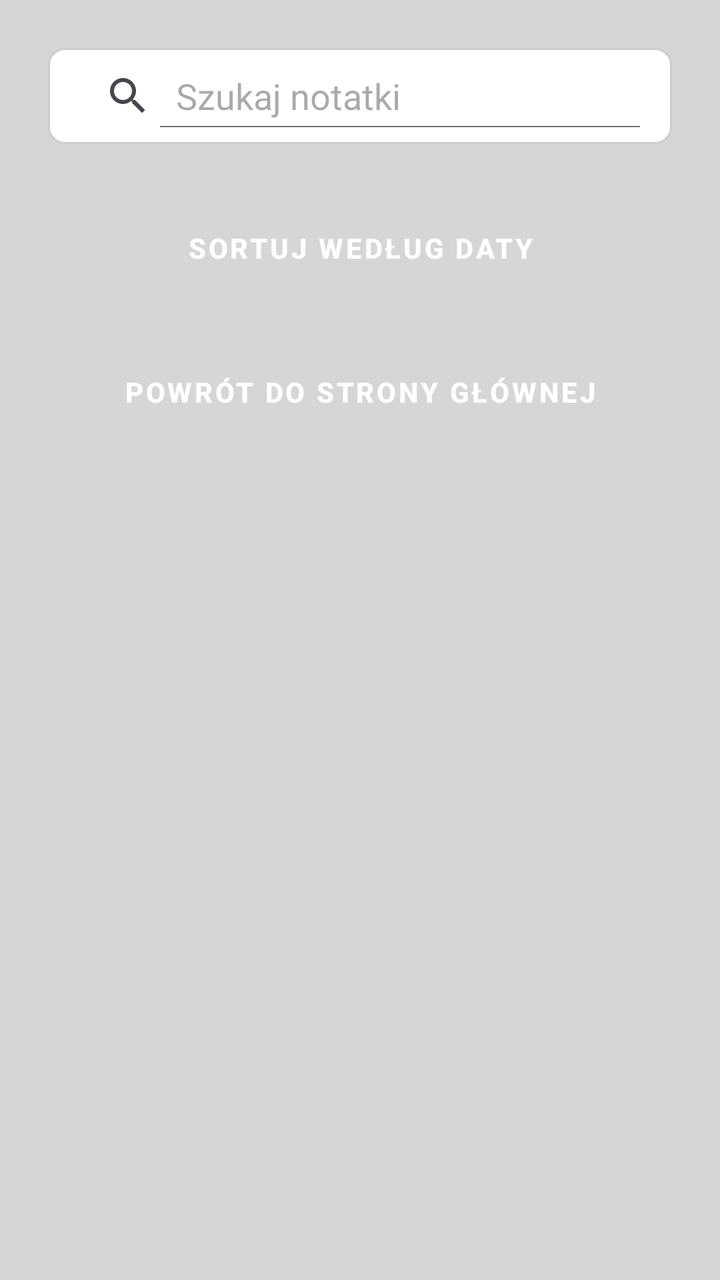
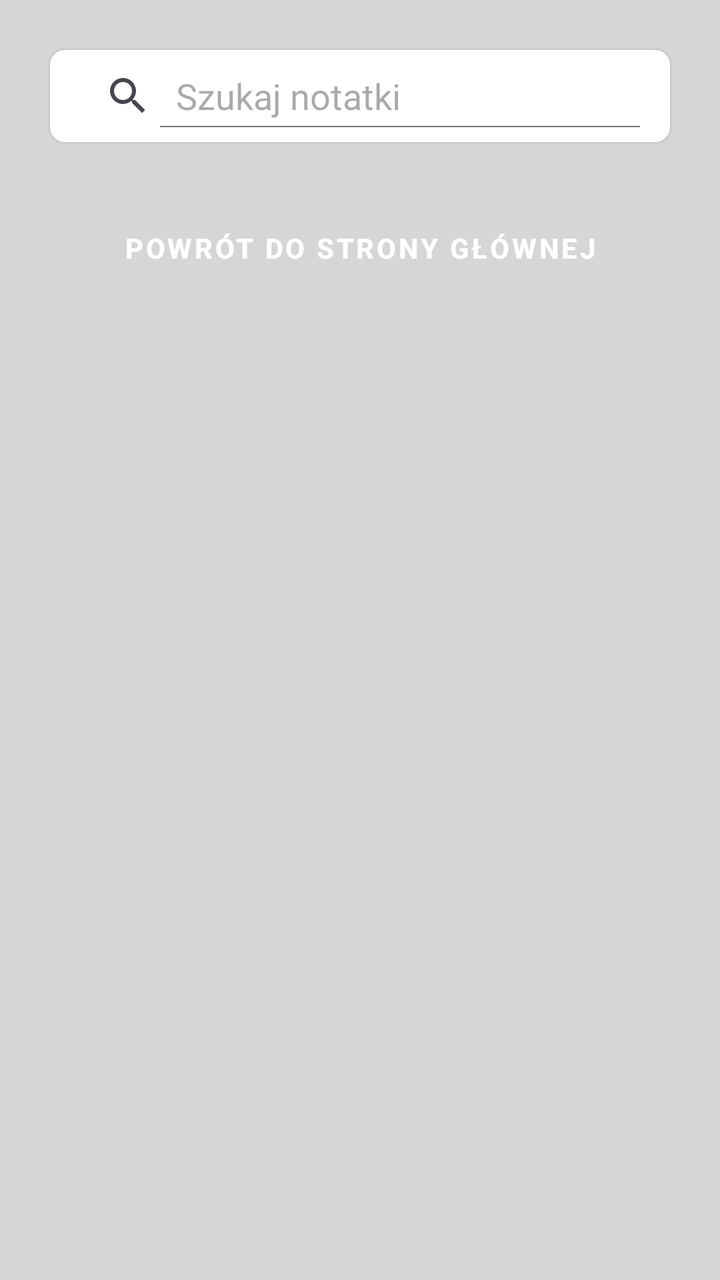

Two renders of the same Android screen: before a commit and after it. Below are the layout's source before the change and the commit's diff.
<!-- AndroidManifest.xml: application theme Theme.GigaNotatnik -->
<!-- res/layout/activity_history.xml -->
<LinearLayout xmlns:android="http://schemas.android.com/apk/res/android"
    android:orientation="vertical"
    android:layout_width="match_parent"
    android:layout_height="match_parent"
    android:background="?attr/colorSurface"
    android:padding="24dp">

    <SearchView
        android:id="@+id/searchView"
        style="@style/AppSearchView"
        android:layout_marginBottom="16dp"
        android:layout_width="match_parent"
        android:layout_height="wrap_content"/>


    <Button
        android:id="@+id/btnSort"
        style="@style/AppButton"
        android:text="@string/sort_notes"
        android:layout_marginBottom="12dp"/>

    <Button
        android:id="@+id/btnBackToMain"
        style="@style/AppButton"
        android:text="@string/back_to_main"
        android:layout_marginBottom="16dp"/>

    <androidx.recyclerview.widget.RecyclerView
        android:id="@+id/noteRecyclerView"
        android:layout_width="match_parent"
        android:layout_height="0dp"
        android:layout_weight="1"
        android:layout_marginBottom="12dp"/>

    <androidx.recyclerview.widget.RecyclerView
        android:id="@+id/audioRecyclerView"
        android:layout_width="match_parent"
        android:layout_height="0dp"
        android:layout_weight="1"/>
</LinearLayout>
<!-- resources referenced by this layout -->
<resources>
  <string name="back_to_main">Powrót do strony głównej"</string>
  <string name="sort_notes">Sortuj według daty</string>
  <style name="AppButton" parent="Widget.MaterialComponents.Button">
          <item name="android:layout_width">match_parent</item>
          <item name="android:layout_height">wrap_content</item>
          <item name="android:layout_marginTop">12dp</item>
          
          <item name="android:background">@drawable/button_background</item>
          
          <item name="android:textColor">?attr/colorOnPrimary</item>
          <item name="android:textStyle">bold</item>
          <item name="android:elevation">2dp</item>
      </style>
  <style name="AppSearchView" parent="Widget.AppCompat.SearchView">
          <item name="android:queryHint">@string/search_notes</item>
          <item name="android:iconifiedByDefault">false</item>
          <item name="android:textColorHint">?attr/colorPrimary</item>
          <item name="android:textColor">?attr/colorOnSurface</item>
          <item name="android:background">@drawable/edittext_background</item>
      </style>
  <style name="Theme.GigaNotatnik" parent="Theme.Material3.Light.NoActionBar">
          <item name="android:windowBackground">@color/background_light</item>
          <item name="colorPrimary">@color/primary_light</item>
          <item name="colorSecondary">@color/primary_teal_light</item>
          <item name="colorOnPrimary">@color/text_on_button_light</item>
          <item name="colorSurface">@color/surface_light</item>
          <item name="colorOnSurface">@color/text_primary_light</item>
      </style>
  <!-- drawable button_background (drawable) -->
  <?xml version="1.0" encoding="utf-8"?>
  <selector xmlns:android="http://schemas.android.com/apk/res/android">
      <shape xmlns:android="http://schemas.android.com/apk/res/android"
          android:shape="rectangle">
          <solid android:color="@color/primary_mint_light"/>
          <corners android:radius="12dp"/>
          <padding android:left="16dp" android:top="8dp"
              android:right="16dp" android:bottom="8dp"/>
      </shape>
  
  
  </selector>
  <string name="search_notes">Szukaj notatki</string>
  <!-- drawable edittext_background (drawable) -->
  <?xml version="1.0" encoding="utf-8"?>
  <shape xmlns:android="http://schemas.android.com/apk/res/android"
      android:shape="rectangle">
      <solid android:color="#FFFFFF" />
      <stroke android:width="1dp" android:color="#CCCCCC" />
      <corners android:radius="8dp" />
      <padding android:left="8dp" android:top="8dp" android:right="8dp" android:bottom="8dp" />
  </shape>
  <color name="background_light">#E0E0E0</color>
  <color name="primary_light">#3A7F74</color>
  <color name="primary_teal_light">#2F6F63</color>
  <color name="text_on_button_light">#FFFFFF</color>
  <color name="surface_light">#D6D6D6</color>
  <color name="text_primary_light">#111111</color>
  <color name="primary_mint_light">#5FA88C</color>
</resources>

<!-- the commit's change to res/layout/activity_history.xml (unified diff, before → after) -->
@@ -11,13 +11,6 @@
         android:layout_marginBottom="16dp"
         android:layout_width="match_parent"
         android:layout_height="wrap_content"/>
-
-
-    <Button
-        android:id="@+id/btnSort"
-        style="@style/AppButton"
-        android:text="@string/sort_notes"
-        android:layout_marginBottom="12dp"/>
 
     <Button
         android:id="@+id/btnBackToMain"
<!-- resource entries referenced after the edit -->
@@ -1,14 +1,11 @@
 <!-- resources referenced by this layout -->
 <resources>
   <string name="back_to_main">Powrót do strony głównej"</string>
-  <string name="sort_notes">Sortuj według daty</string>
   <style name="AppButton" parent="Widget.MaterialComponents.Button">
           <item name="android:layout_width">match_parent</item>
           <item name="android:layout_height">wrap_content</item>
           <item name="android:layout_marginTop">12dp</item>
-          
           <item name="android:background">@drawable/button_background</item>
-          
           <item name="android:textColor">?attr/colorOnPrimary</item>
           <item name="android:textStyle">bold</item>
           <item name="android:elevation">2dp</item>
